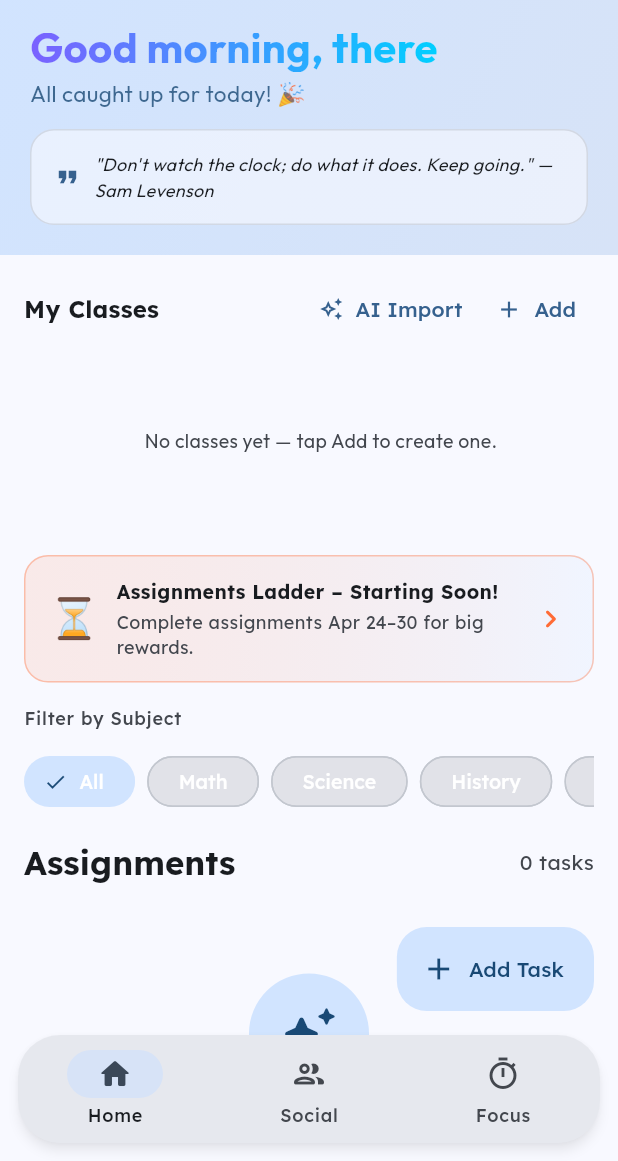
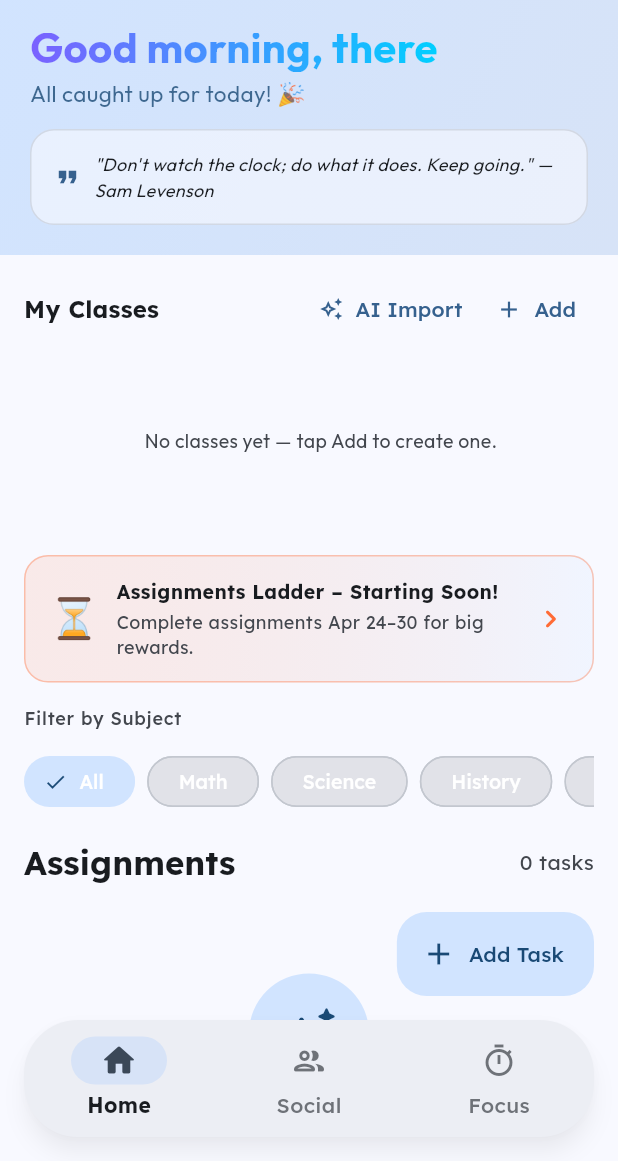
Before and after one commit to anpuop1511/homework-helper, a Flutter app: the screen it shows once a user with an empty profile is signed in, item 2 of the bottom bar chosen, on a phone screen of 412 x 824 dp, the part 75-1236 px from its top. Run offline on Flutter 3.47's test engine with Material 3 defaults, Android fonts, the phone set to English and light mode, and no system bars; drawn by our look-alikes of dynamic_color; our stand-ins replace animate_do, app_links, cloud_firestore, firebase_auth, firebase_core, firebase_storage and 13 more; missing offline and left inert: mobile_scanner, nfc_manager, nfc_manager_ndef; accounts and stored records are empty.

Commit message:
feat: restyle mobile bottom nav to expressive m3 capsule
Agent-Logs-Url: https://github.com/anpuop1511/homework-helper/sessions/d06d44c5-cb07-42ab-8caa-39c13a7b596c

Co-authored-by: anpuop1511 <261196503+anpuop1511@users.noreply.github.com>

```diff
--- a/lib/screens/main_scaffold.dart
+++ b/lib/screens/main_scaffold.dart
@@ -64,11 +64,11 @@ class MainScaffold extends StatefulWidget {
 }
 
 class _MainScaffoldState extends State<MainScaffold> {
-  static const double _mobileNavBarHeight = 72;
-  static const double _mobileNavBarRadius = 28;
-  static const double _mobileNavBarElevation = 3;
-  static const int _mobileNavBarShadowAlpha = 90;
-  static const int _mobileNavBarBorderAlpha = 120;
+  static const double _mobileNavBarHeight = 78;
+  static const double _mobileNavBarRadius = 36;
+  static const double _mobileNavBarElevation = 6;
+  static const int _mobileNavBarShadowAlpha = 70;
+  static const int _mobileNavBarBorderAlpha = 110;
 
   int _currentIndex = 0;
 
@@ -228,9 +228,9 @@ class _MainScaffoldState extends State<MainScaffold> {
         ],
       ),
       bottomNavigationBar: SafeArea(
-        minimum: const EdgeInsets.fromLTRB(12, 0, 12, 12),
+        minimum: const EdgeInsets.fromLTRB(16, 0, 16, 16),
         child: Material(
-          color: colorScheme.surfaceContainerHigh,
+          color: colorScheme.surfaceContainer,
           elevation: _mobileNavBarElevation,
           shadowColor: colorScheme.shadow.withAlpha(_mobileNavBarShadowAlpha),
           shape: RoundedRectangleBorder(
@@ -245,11 +245,26 @@ class _MainScaffoldState extends State<MainScaffold> {
           borderRadius: mobileNavBorderRadius,
           child: NavigationBarTheme(
             data: NavigationBarThemeData(
-              iconTheme: WidgetStateProperty.resolveWith<IconThemeData>((states) {
+              indicatorColor: colorScheme.secondaryContainer,
+              indicatorShape: const StadiumBorder(),
+              iconTheme:
+                  WidgetStateProperty.resolveWith<IconThemeData>((states) {
                 return IconThemeData(
+                  size: states.contains(WidgetState.selected) ? 26 : 24,
                   color: states.contains(WidgetState.selected)
                       ? colorScheme.onSecondaryContainer
-                      : colorScheme.onSurfaceVariant,
+                      : colorScheme.onSurfaceVariant.withAlpha(190),
+                );
+              }),
+              labelTextStyle: WidgetStateProperty.resolveWith<TextStyle>((
+                states,
+              ) {
+                final selected = states.contains(WidgetState.selected);
+                return TextStyle(
+                  fontWeight: selected ? FontWeight.w700 : FontWeight.w500,
+                  color: selected
+                      ? colorScheme.onSurface
+                      : colorScheme.onSurfaceVariant.withAlpha(190),
                 );
               }),
             ),
@@ -257,7 +272,6 @@ class _MainScaffoldState extends State<MainScaffold> {
               backgroundColor: Colors.transparent,
               elevation: 0,
               height: _mobileNavBarHeight,
-              indicatorColor: colorScheme.secondaryContainer,
               selectedIndex: safeIndex,
               labelBehavior: navBar.showLabels
                   ? NavigationDestinationLabelBehavior.alwaysShow
```
